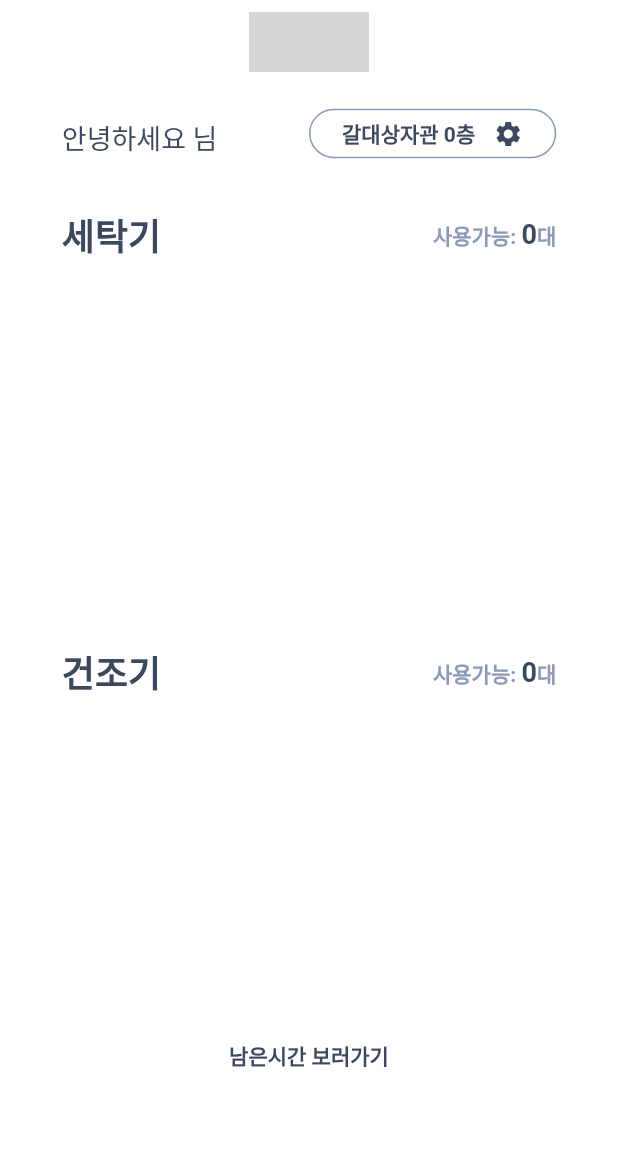
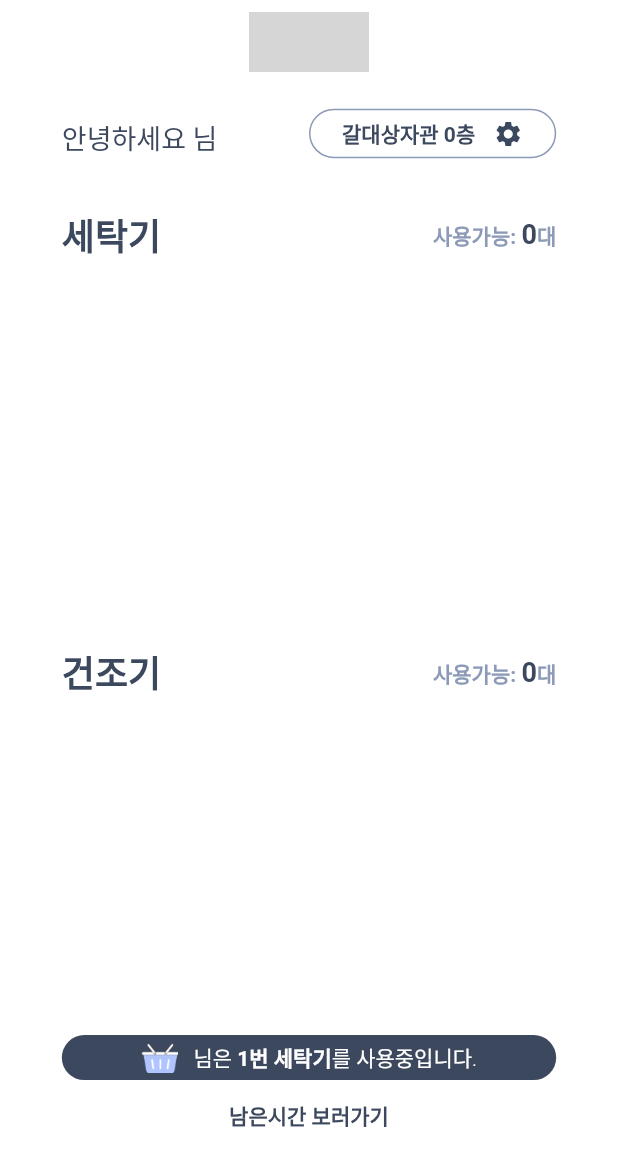
Before and after one commit to HGUWalab/WACO, a Flutter app: the HomePage screen opened directly, on a phone screen of 412 x 824 dp. Shown: the top 1166 px of the screen. Run offline on Flutter 3.47's test engine with Material 2 defaults, Android fonts, the phone set to English and light mode, and no system bars; our stand-ins replace animated_splash_screen, chips_choice, cloud_firestore, firebase_core, get, introduction_screen and 3 more; accounts and stored records are empty; Roboto replaces fonts that are missing (NotoSansKR); grey boxes are pictures that could not be loaded.

Commit message:
add user state ui (home.dart)

```diff
--- a/lib/screens/home/home.dart
+++ b/lib/screens/home/home.dart
@@ -5,6 +5,7 @@ import 'package:wacoproject/screens/home/localwidget/gunjoki.dart';
 import 'package:wacoproject/screens/home/localwidget/setakki.dart';
 import 'package:wacoproject/utils/colors.dart';
 import 'package:wacoproject/utils/text.dart';
+import 'package:wacoproject/utils/user.dart';
 import 'package:wacoproject/widgets/appbar.dart';
 import 'package:wacoproject/screens/home/localwidget/tophome.dart';
 
@@ -44,6 +45,7 @@ class _HomePageState extends State<HomePage> {
   Widget build(BuildContext context) {
     var width = MediaQuery.of(context).size.width;
     var height = MediaQuery.of(context).size.height;
+    var userName = UserData.userName;
     getCount();
     return Scaffold(
       backgroundColor: white,
@@ -51,8 +53,9 @@ class _HomePageState extends State<HomePage> {
       body: Padding(
           padding: EdgeInsets.fromLTRB(
               width * 0.1, height * 0.01, width * 0.1, 0),
-          child: Column(
-              crossAxisAlignment: CrossAxisAlignment.start,
+          child: ListView(
+
+              //crossAxisAlignment: CrossAxisAlignment.start,
               children: <Widget>[
                 Padding(
                   padding:
@@ -135,13 +138,36 @@ class _HomePageState extends State<HomePage> {
                       ),
                     ),
                     Center(
-                      child:Container(
-                        child: TextButton(
-                          child: Text("남은시간 보러가기", style: subtitle2style(color: darkGrey),),
-                          onPressed: () {},
-                        ),
+                      child: Column(
+                        children: [
+                          SizedBox(height: 10,),
+                          Container(
+                            width :350,
+                            height :30,
+                            //color: darkGrey,
+                            decoration: BoxDecoration(
+                              color: darkGrey,
+                              borderRadius: const BorderRadius.all(
+                                Radius.circular(15.0)
+                              ),
+                            ),
+                            child: Row(
+                              mainAxisAlignment: MainAxisAlignment.center,
+                              children: [
+                                Image.asset('assets/basket.png', width: 25, height: 20,),
+                                SizedBox(width: 10,),
+                                Text('$userName님은 ', style: body9style(color: white),),
+                                Text('1번 세탁기', style: body7style(color: white),),
+                                Text('를 사용중입니다.', style: body9style(color: white),)
+                              ],
+                            )
+                          ),
+                          TextButton(
+                            child: Text("남은시간 보러가기", style: subtitle2style(color: darkGrey),),
+                            onPressed: () {},
+                          ),
+                        ],
                       ),
-
                     ),
                   ],
                 ),
```
